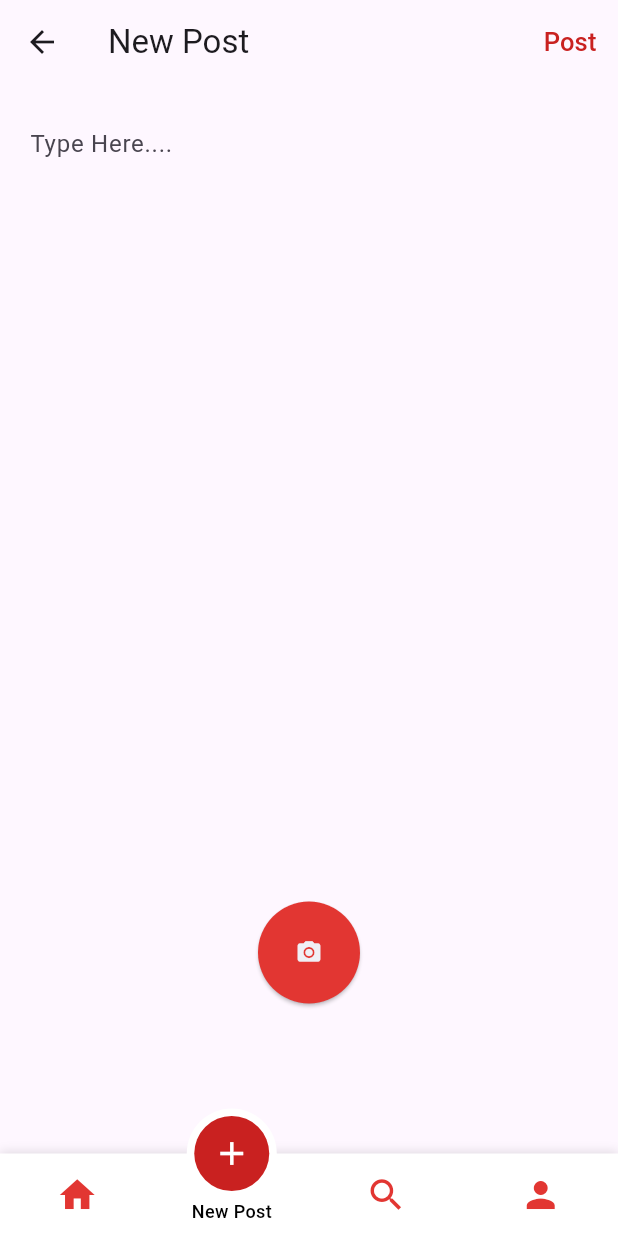
After one commit to karemAlsayed/social_media_app, a Flutter app: the LayoutPage screen opened directly, item 2 of the bottom bar chosen, after a tap on the "camera alt" icon, on a phone screen of 412 x 824 dp. The commit adds this screen. Run offline on Flutter 3.47's test engine with Material 3 defaults, Android fonts, the phone set to English and light mode, and no system bars; our stand-ins replace cloud_firestore, firebase_auth, firebase_core, flutter_svg, gap, image_picker and 1 more; accounts and stored records are empty.

Commit message:
bottom navigator and the add post page are done

```diff
--- /dev/null
+++ b/lib/layout.dart
@@ -0,0 +1,104 @@
+import 'package:flutter/material.dart';
+
+import 'package:motion_tab_bar/MotionTabBar.dart';
+import 'package:social_media_app/colors/app_colors.dart';
+import 'package:social_media_app/screens/add.dart';
+import 'package:social_media_app/screens/home.dart';
+import 'package:social_media_app/screens/profile.dart';
+import 'package:social_media_app/screens/search.dart';
+
+class LayoutPage extends StatefulWidget {
+  const LayoutPage({super.key});
+
+  @override
+  State<LayoutPage> createState() => _MyWidgetState();
+}
+
+class _MyWidgetState extends State<LayoutPage> {
+  int currentIndex = 0;
+
+  @override
+  Widget build(BuildContext context) {
+    List<Widget> myPages = [
+      const HomePage(),
+      const AddPage(),
+      const SearchPage(),
+      const ProfilePage(),
+    ];
+
+    return Scaffold(
+      body: myPages[currentIndex],
+      bottomNavigationBar: MotionTabBar(
+        useSafeArea: true,
+        initialSelectedTab: "Home",
+        labels: const ["Home", "New Post", "Search", "Profile"],
+        icons: const [
+          Icons.home,
+          Icons.add,
+          Icons.search,
+          Icons.person,
+        ],
+        tabSize: 50,
+        tabBarHeight: 55,
+        textStyle: const TextStyle(
+          fontSize: 12,
+          color: Colors.black,
+          fontWeight: FontWeight.w500,
+        ),
+        tabIconColor: kSecondaryColor,
+        tabIconSize: 28.0,
+        tabIconSelectedSize: 26.0,
+        tabSelectedColor: kPrimaryColor,
+        tabIconSelectedColor: Colors.white,
+        tabBarColor: Colors.white,
+        onTabItemSelected: (int value) {
+          setState(() {
+            currentIndex = value;
+
+          });
+        },
+
+      ),
+//       bottomNavigationBar:FlashyTabBar(
+//      selectedIndex: currentIndex,
+//      showElevation: true,
+//      iconSize: 25,
+
+//      onItemSelected: (index) => setState(() {
+//        currentIndex = index;
+//      }),
+//      items: [
+//         FlashyTabBarItem(
+//           icon:  const Icon(Icons.home,),
+//           title: const Text('Home'),
+//         ),
+//         FlashyTabBarItem(
+//           icon: const Icon(Icons.add),
+//           title: const Text('Add'),
+//         ),
+//         FlashyTabBarItem(
+//           icon: const Icon(Icons.search),
+//           title: const Text('Search'),
+//         ),
+//         FlashyTabBarItem(
+//           icon: const Icon(Icons.person),
+//           title: const Text('Profile'),
+//         ),
+
+//       ],
+// ),
+      // bottomNavigationBar: NavigationBar(
+      //     onDestinationSelected: (value) => setState(() {
+      //       currentIndex = value;
+      //     }),
+
+      //     selectedIndex: currentIndex,
+      //     destinations: const [
+      //   NavigationDestination(icon: Icon(Icons.home), label: 'home'),
+      //   NavigationDestination(icon: Icon(Icons.add), label: 'add'),
+      //   NavigationDestination(icon: Icon(Icons.search), label: 'search'),
+      //   NavigationDestination(icon: Icon(Icons.person), label: 'profile'),
+      // ]),
+    );
+  }
+}
--- /dev/null
+++ b/lib/screens/add.dart
@@ -0,0 +1,78 @@
+import 'dart:typed_data';
+
+import 'package:flutter/material.dart';
+import 'package:gap/gap.dart';
+import 'package:social_media_app/colors/app_colors.dart';
+import 'package:social_media_app/utils/picker.dart';
+
+class AddPage extends StatefulWidget {
+  const AddPage({super.key});
+
+  @override
+  State<AddPage> createState() => _AddPageState();
+}
+
+class _AddPageState extends State<AddPage> {
+  Uint8List? file;
+  @override
+  Widget build(BuildContext context) {
+    return Scaffold(
+      appBar: AppBar(
+        surfaceTintColor: Colors.white,
+        title: const Text('New Post'),
+        actions: [
+          TextButton(
+            onPressed: () {},
+            child: Text(
+              'Post',
+              style: TextStyle(color: kPrimaryColor, fontSize: 17),
+            ),
+          ),
+        ],
+      ),
+      body: Padding(
+        padding: const EdgeInsets.all(20.0),
+        child: Column(
+          children: [
+            const Row(
+              children: [
+                // CircleAvatar(backgroundImage: AssetImage('assets/man.png'),),
+
+                Expanded(
+                  child: TextField(
+                    maxLines: 5,
+                    decoration: InputDecoration(
+                        border: InputBorder.none, hintText: 'Type Here....'),
+                  ),
+                )
+              ],
+            ),
+            Expanded(
+                child:file ==null? Container(): Container(
+              decoration:  BoxDecoration(
+                  borderRadius: const BorderRadius.all(Radius.circular(12)),
+                  image: DecorationImage(image: MemoryImage(file!),fit: BoxFit.fill)),
+            )),
+            const Gap(50),
+            ElevatedButton(
+                style: ElevatedButton.styleFrom(
+                    shape: const CircleBorder(),
+                    padding: const EdgeInsets.all(25),
+                    backgroundColor: kSecondaryColor),
+                onPressed: () async{
+                  Uint8List myFile = await pickImage();
+                  setState(() {
+                    file = myFile;
+                  });
+                },
+                child: Icon(
+                  Icons.camera_alt,
+                  color: kWhiteColor,
+                )),
+            const Gap(80)
+          ],
+        ),
+      ),
+    );
+  }
+}
--- /dev/null
+++ b/lib/screens/home.dart
@@ -0,0 +1,22 @@
+
+
+import 'package:flutter/material.dart';
+import 'package:social_media_app/colors/app_colors.dart';
+
+class HomePage extends StatefulWidget {
+  const HomePage({super.key});
+
+  @override
+  State<HomePage> createState() => _HomePageState();
+}
+
+class _HomePageState extends State<HomePage> {
+  @override
+  Widget build(BuildContext context) {
+    return Scaffold(
+      backgroundColor: kPrimaryColor,
+      appBar: AppBar(),
+      body: const Center(child: Text('Home Page')),
+    );
+  }
+}
--- /dev/null
+++ b/lib/utils/picker.dart
@@ -0,0 +1,10 @@
+import 'package:image_picker/image_picker.dart';
+
+pickImage() async {
+  final ImagePicker imagePicker = ImagePicker();
+
+  XFile? file = await imagePicker.pickImage(source: ImageSource.gallery);
+  if (file != null) {
+    return await file.readAsBytes();
+  }
+}
--- a/pubspec.yaml
+++ b/pubspec.yaml
@@ -41,6 +41,10 @@ dependencies:
   firebase_storage: ^11.6.9
   flutter_svg: ^2.0.10+1
   gap: ^3.0.1
+  flashy_tab_bar2: ^0.0.10
+  motion_tab_bar: ^2.0.4
+  uuid: ^4.4.2
+  image_picker: ^1.0.8
 
 dev_dependencies:
   flutter_test:
```
Also changed, not shown: lib/main.dart (+13 -2 lines), lib/models/post.dart (added, +48 -0 lines), lib/models/user.dart (+6 -2 lines), lib/screens/auth/login_page.dart (+31 -2 lines), lib/screens/profile.dart (added, +29 -0 lines), lib/screens/search.dart (added, +22 -0 lines), lib/services/auth.dart (+18 -1 lines), lib/services/cloud.dart (added, +38 -0 lines), pubspec.lock, 5 other files.
